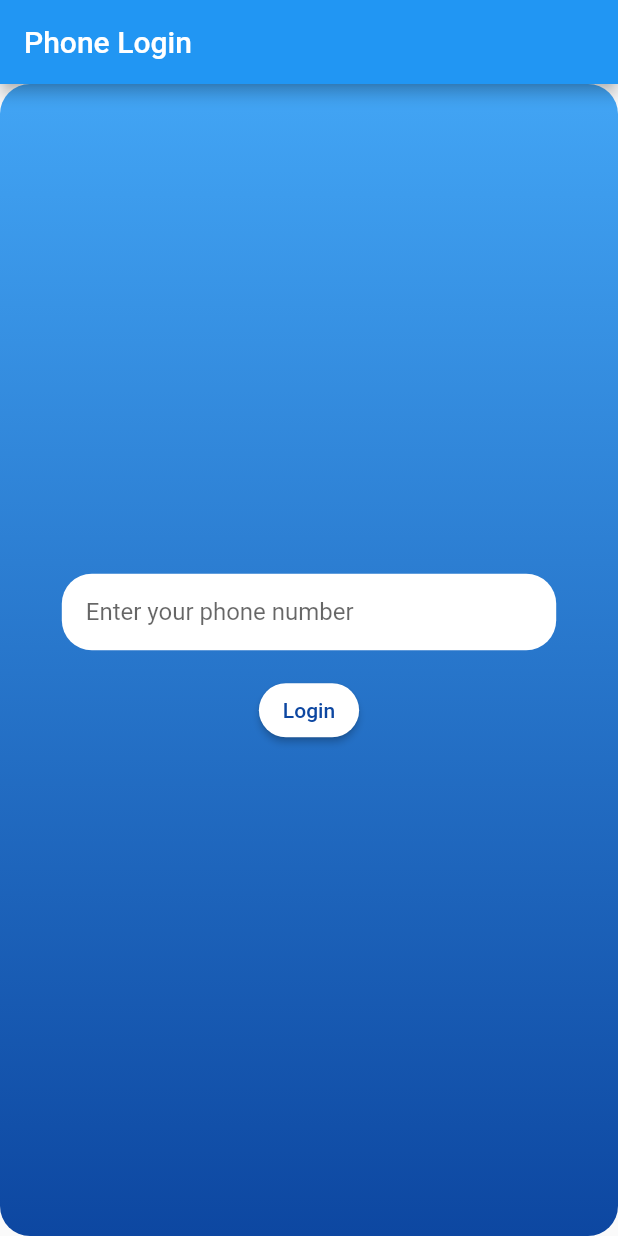
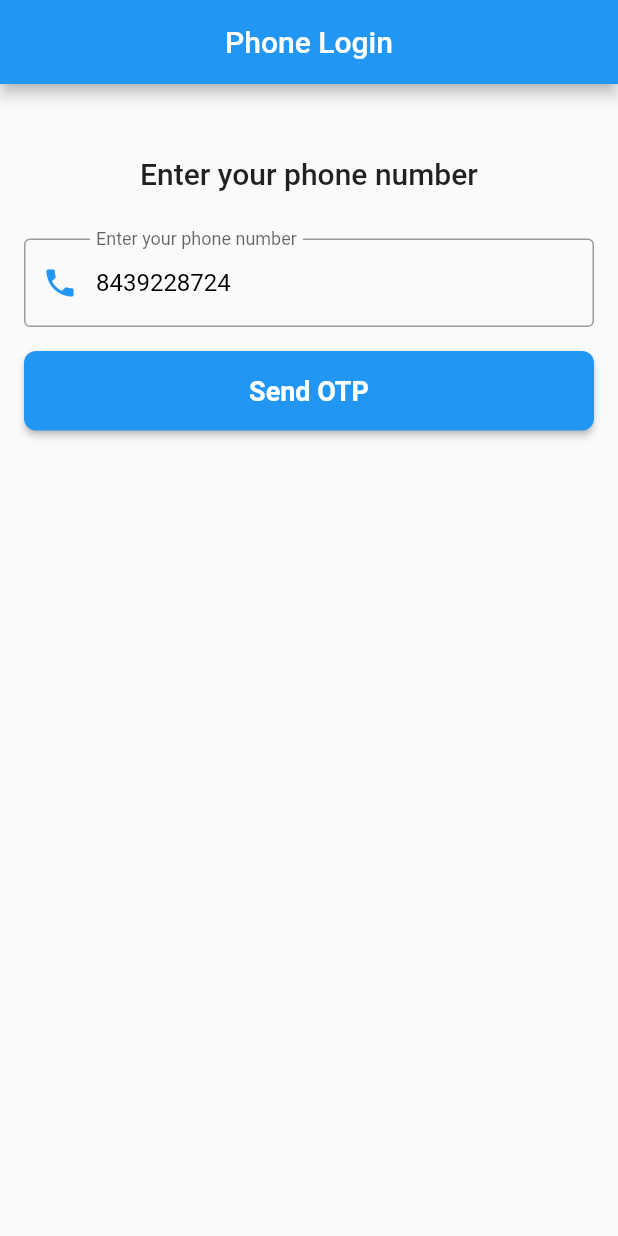
Before and after one commit to daxosorg/dapp, a Flutter app: the screen it shows after launch, on a phone screen of 412 x 824 dp. Run offline on Flutter 3.47's test engine with Material 2 defaults, Android fonts, the phone set to English and light mode, and no system bars; our stand-ins replace cloud_firestore, firebase_auth, firebase_core, geolocator, get; accounts and stored records are empty.

Commit message:
updated ui for login and otp verificaiton screen

```diff
--- /dev/null
+++ b/lib/constants/string_constants.dart
@@ -0,0 +1,3 @@
+class StringConstants {
+  static String wrongOTP = "Wrong OTP";
+}
--- /dev/null
+++ b/lib/controllers/login_controller.dart
@@ -0,0 +1,34 @@
+import 'package:dapp/otp_verification_screen.dart';
+import 'package:firebase_auth/firebase_auth.dart';
+import 'package:flutter/material.dart';
+import 'package:get/get.dart';
+
+class LoginController extends GetxController {
+  final phoneController = TextEditingController(text: "8439228724");
+  final auth = FirebaseAuth.instance;
+  RxBool isOtpSending = false.obs;
+
+  void loginWithPhoneNumber() async {
+    isOtpSending.value = true;
+    try {
+      await auth.verifyPhoneNumber(
+        phoneNumber: "+91${phoneController.text}",
+        verificationCompleted: (PhoneAuthCredential credential) async {
+          await auth.signInWithCredential(credential);
+          isOtpSending.value = false;
+          Get.to(() => OtpVerificationScreen(credential: credential));
+        },
+        verificationFailed: (FirebaseAuthException e) {
+          print(e.message);
+        },
+        codeSent: (String verificationId, int? resendToken) {
+          isOtpSending.value = false;
+          Get.to(() => OtpVerificationScreen(verificationId: verificationId));
+        },
+        codeAutoRetrievalTimeout: (String verificationId) {},
+      );
+    } catch (e) {
+      print(e);
+    }
+  }
+}
--- a/lib/main.dart
+++ b/lib/main.dart
@@ -1,9 +1,10 @@
 import 'package:dapp/phone_login_screen.dart';
 import 'package:firebase_core/firebase_core.dart';
 import 'package:flutter/material.dart';
+import 'package:get/get.dart';
 
 Future<void> main() async {
   WidgetsFlutterBinding.ensureInitialized();
   await Firebase.initializeApp();
-  runApp(const MaterialApp(home: PhoneLoginScreen()));
+  runApp(GetMaterialApp(home: PhoneLoginScreen()));
 }
--- a/lib/phone_login_screen.dart
+++ b/lib/phone_login_screen.dart
@@ -1,91 +1,54 @@
-import 'package:dapp/otp_verification_screen.dart';
-import 'package:firebase_auth/firebase_auth.dart';
+import 'package:dapp/controllers/login_controller.dart';
 import 'package:flutter/material.dart';
+import 'package:get/get.dart';
 
-class PhoneLoginScreen extends StatefulWidget {
-  const PhoneLoginScreen({Key? key}) : super(key: key);
+class PhoneLoginScreen extends StatelessWidget {
+  final loginController = Get.put(LoginController());
 
-  @override
-  _PhoneLoginScreenState createState() => _PhoneLoginScreenState();
-}
-
-class _PhoneLoginScreenState extends State<PhoneLoginScreen> {
-  final _phoneController = TextEditingController();
-  final _auth = FirebaseAuth.instance;
-
-  void _loginWithPhoneNumber() async {
-    try {
-      await _auth.verifyPhoneNumber(
-        phoneNumber: _phoneController.text,
-        verificationCompleted: (PhoneAuthCredential credential) async {
-          await _auth.signInWithCredential(credential);
-          Navigator.of(context).push(
-            MaterialPageRoute(
-              builder: (context) => OtpVerificationScreen(credential: credential),
-            ),
-          );
-        },
-        verificationFailed: (FirebaseAuthException e) {
-          print(e.message);
-        },
-        codeSent: (String verificationId, int? resendToken) {
-          Navigator.of(context).push(
-            MaterialPageRoute(
-              builder: (context) => OtpVerificationScreen(verificationId: verificationId),
-            ),
-          );
-        },
-        codeAutoRetrievalTimeout: (String verificationId) {},
-      );
-    } catch (e) {
-      print(e);
-    }
-  }
+  PhoneLoginScreen({super.key});
 
   @override
   Widget build(BuildContext context) {
     return Scaffold(
       appBar: AppBar(
         title: const Text('Phone Login'),
+        centerTitle: true,
       ),
-      body: Container(
-        decoration: BoxDecoration(
-          gradient: LinearGradient(
-            begin: Alignment.topCenter,
-            end: Alignment.bottomCenter,
-            colors: [
-              Colors.blue.shade400,
-              Colors.blue.shade900,
-            ],
-          ),
-          borderRadius: BorderRadius.circular(20),
-        ),
-        child: Center(
+      body: SingleChildScrollView(
+        padding: const EdgeInsets.all(16.0),
         child: Column(
-            mainAxisAlignment: MainAxisAlignment.center,
+          crossAxisAlignment: CrossAxisAlignment.stretch,
           children: [
-              Container(
-                width: MediaQuery.of(context).size.width * 0.8,
-                decoration: BoxDecoration(
-                  color: Colors.white,
-                  borderRadius: BorderRadius.circular(20),
-                ),
-                child: TextField(
-                  controller: _phoneController,
-                  decoration: const InputDecoration(hintText: 'Enter your phone number', border: InputBorder.none, contentPadding: EdgeInsets.all(16)),
+            const SizedBox(height: 32.0),
+            Text('Enter your phone number', style: Theme.of(context).textTheme.titleLarge, textAlign: TextAlign.center),
+            const SizedBox(height: 32.0),
+            TextFormField(
+              controller: loginController.phoneController,
+              keyboardType: TextInputType.phone,
+              style: const TextStyle(color: Colors.black),
+              decoration: const InputDecoration(
+                labelText: 'Enter your phone number',
+                border: OutlineInputBorder(),
+                prefixIcon: Icon(Icons.phone, color: Colors.blue),
               ),
             ),
             const SizedBox(height: 16),
-              ElevatedButton(
-                onPressed: () => _loginWithPhoneNumber(),
+            Obx(
+              () => loginController.isOtpSending.value
+                  ? const Center(child: CircularProgressIndicator())
+                  : ElevatedButton(
+                      onPressed: () => loginController.loginWithPhoneNumber(),
                       style: ElevatedButton.styleFrom(
-                    foregroundColor: Colors.blue.shade900,
-                    backgroundColor: Colors.white,
-                    shape: RoundedRectangleBorder(borderRadius: BorderRadius.circular(20))),
-                child: Text('Login', style: TextStyle(color: Colors.blue.shade900)),
+                        backgroundColor: Colors.blue,
+                        shape: RoundedRectangleBorder(borderRadius: BorderRadius.circular(8.0)),
+                      ),
+                      child: const Padding(
+                        padding: EdgeInsets.symmetric(vertical: 16.0),
+                        child: Text('Send OTP', style: TextStyle(fontSize: 18.0, fontWeight: FontWeight.bold)),
+                      ),
+                    ),
             ),
           ],
-          ),
         ),
       ),
     );
--- a/pubspec.yaml
+++ b/pubspec.yaml
@@ -17,6 +17,7 @@ dependencies:
   geolocator: ^9.0.2
   firebase_core: ^2.13.0
   cloud_firestore: ^4.7.1
+  get: ^4.6.5
 
 dev_dependencies:
   flutter_test:
```
Also changed, not shown: lib/controllers/otp_verfication_screen_controller.dart (added, +38 -0 lines), lib/otp_verification_screen.dart (+45 -49 lines), lib/utils/extension_methods.dart (added, +14 -0 lines), pubspec.lock. Lines whose indentation alone changed are shown as unchanged.
